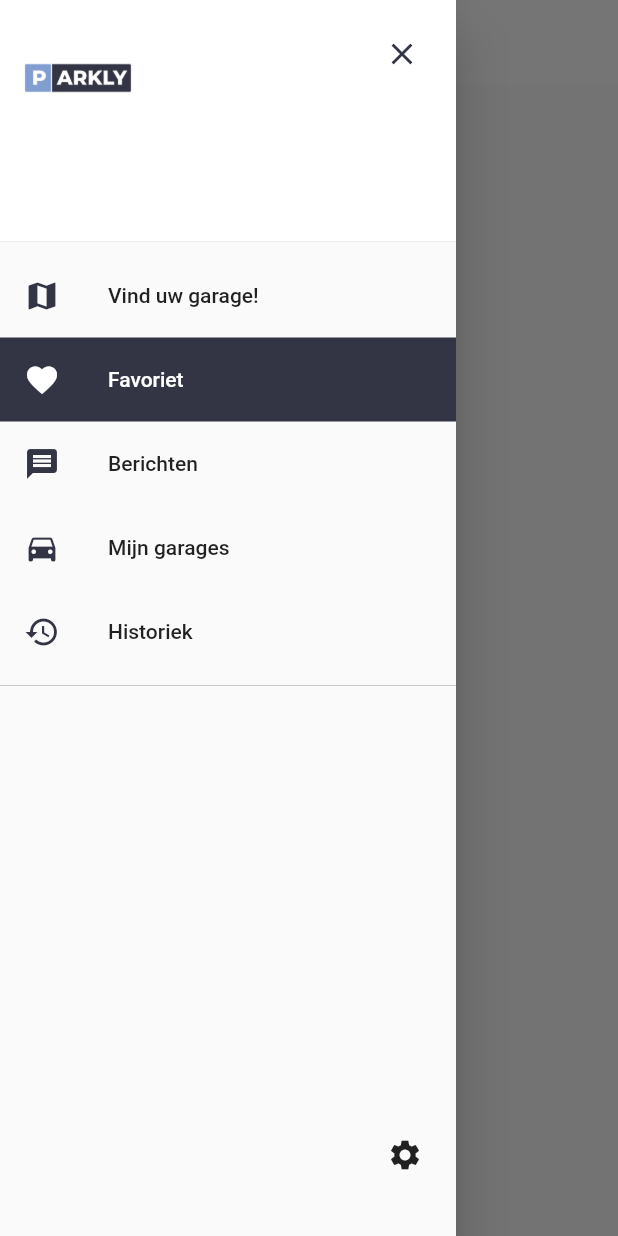
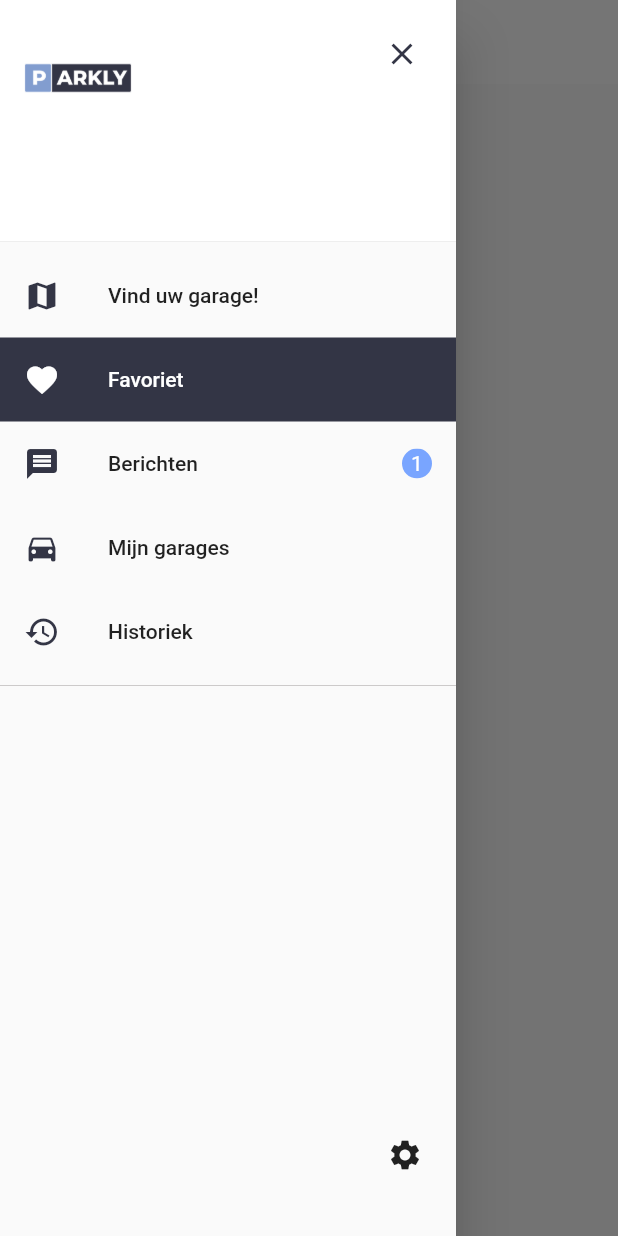
Before and after one commit to johnnathan1996/Parked, a Flutter app: the FavoritePage screen opened directly, with the side drawer open, on a phone screen of 412 x 824 dp. Run offline on Flutter 3.47's test engine with Material 2 defaults, Android fonts, the phone set to English and light mode, and no system bars; our stand-ins replace circular_profile_avatar, cloud_firestore, dotted_border, expandable, firebase_auth, firebase_storage and 12 more; missing offline and left inert: awesome_card, flutter_map_marker_cluster, flutter_translate_annotations, geocoder, grouped_buttons, international_phone_input and 1 more; accounts and stored records are empty.

Commit message:
add dot component

```diff
--- /dev/null
+++ b/lib/ui/dot.dart
@@ -0,0 +1,25 @@
+import 'package:flutter/material.dart';
+import 'package:parkly/constant.dart';
+
+class DotComponent extends StatelessWidget {
+  final int number;
+
+  DotComponent({
+    @required this.number,
+  });
+
+  @override
+  Widget build(BuildContext context) {
+    return ClipOval(
+        child: Container(
+      color: Blauw,
+      width: 20,
+      height: 20,
+      alignment: Alignment.center,
+      child: Text(
+        number.toString(),
+        style: TextStyle(color: Wit)
+      ),
+    ));
+  }
+}
--- a/lib/ui/navigation.dart
+++ b/lib/ui/navigation.dart
@@ -10,6 +10,7 @@ import 'package:parkly/pages/message.dart';
 import 'package:parkly/pages/profile.dart';
 import 'package:flutter_translate/flutter_translate.dart';
 import 'package:parkly/localization/keys.dart';
+import 'package:parkly/ui/dot.dart';
 import '../setup/globals.dart' as globals;
 
 List<Widget> navItemWidget = [];
@@ -64,30 +65,35 @@ class _NavigationState extends State<Navigation> {
         "icon": Icons.map,
         "active": activeMap,
         "redirect": MapsPage(),
+        "trailing": null
       },
       {
         "label": translate(Keys.Navigation_Favorite),
         "icon": Icons.favorite,
         "active": activeFav,
         "redirect": FavoritePage(),
+        "trailing": null
       },
       {
         "label": translate(Keys.Navigation_Message),
         "icon": Icons.message,
         "active": activeMes,
         "redirect": MessagePage(),
+        "trailing": 1
       },
       {
         "label": translate(Keys.Navigation_Garage),
         "icon": Icons.directions_car,
         "active": activeGar,
         "redirect": GaragePage(),
+        "trailing": null
       },
       {
         "label": translate(Keys.Navigation_Hist),
         "icon": Icons.history,
         "active": activeHis,
-        "redirect": HistoriekPage()
+        "redirect": HistoriekPage(),
+        "trailing": null
       },
     ];
 
@@ -95,6 +101,9 @@ class _NavigationState extends State<Navigation> {
       if (!value["active"]) {
         navItemWidget.add(ListTile(
           leading: Icon(value["icon"], color: Zwart),
+          trailing: value["trailing"] != null
+              ? DotComponent(number: value["trailing"])
+              : null,
           title: Text(value["label"]),
           onTap: () {
             Navigator.pushReplacement(context,
@@ -123,8 +132,8 @@ class _NavigationState extends State<Navigation> {
             .collection('users')
             .document(globals.userId)
             .snapshots(),
-            builder: (BuildContext context,
-                AsyncSnapshot<DocumentSnapshot> snapshot) {
+        builder:
+            (BuildContext context, AsyncSnapshot<DocumentSnapshot> snapshot) {
           return Column(children: <Widget>[
             Expanded(
                 child: ListView(
@@ -140,8 +149,7 @@ class _NavigationState extends State<Navigation> {
                       },
                     )
                   ],
-                      currentAccountPicture:
-                          Image.asset('assets/images/logo.png'),
+                  currentAccountPicture: Image.asset('assets/images/logo.png'),
                   accountName: snapshot.hasData
                       ? Text(snapshot.data['voornaam'],
                           style: TextStyle(color: Zwart))
@@ -151,10 +159,8 @@ class _NavigationState extends State<Navigation> {
                           style: TextStyle(color: Zwart))
                       : Text("email", style: TextStyle(color: Zwart)),
                   onDetailsPressed: () {
-                        Navigator.pushReplacement(
-                            context,
-                            MaterialPageRoute(
-                                builder: (context) => ProfilePage()));
+                    Navigator.pushReplacement(context,
+                        MaterialPageRoute(builder: (context) => ProfilePage()));
                   },
                 ),
                 Column(
@@ -169,7 +175,7 @@ class _NavigationState extends State<Navigation> {
                 padding: EdgeInsets.only(bottom: 30, right: 10),
                 child: Align(
                     alignment: Alignment.centerRight,
-                    child:IconButton(
+                    child: IconButton(
                         icon: Icon(Icons.settings),
                         onPressed: () {
                           Navigator.push(
```
Also changed, not shown: 2 other files. Lines whose indentation alone changed are shown as unchanged.
